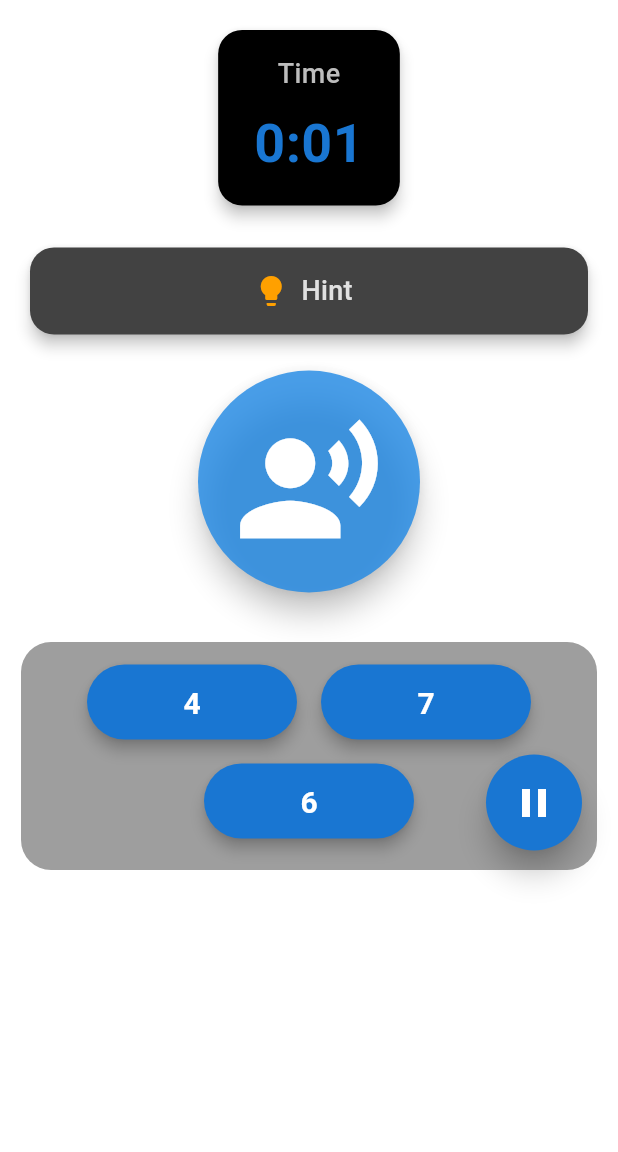
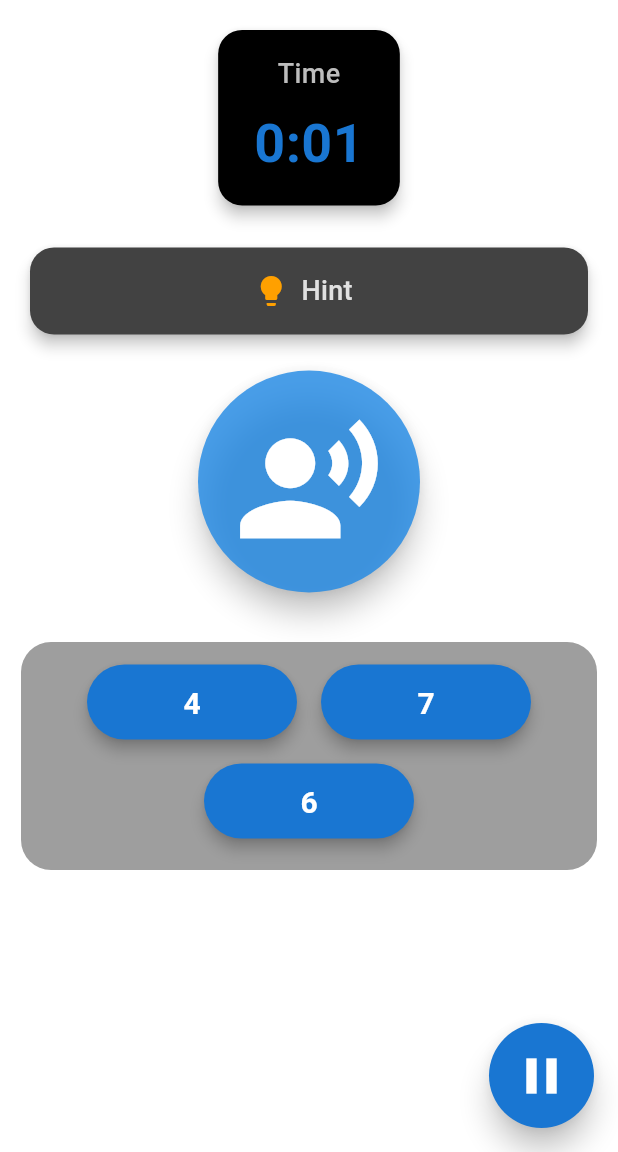
Before and after one commit to nzcv/QuickMath_Kids, a Flutter app: the screen it shows after launch, after a tap on "Start Oral Practice", on a phone screen of 412 x 824 dp, the part 84-1236 px from its top. Run offline on Flutter 3.47's test engine with Material 3 defaults, Android fonts, the phone set to English and light mode, and no system bars; drawn by our look-alikes of confetti; our stand-ins replace firebase_core, flutter_riverpod, flutter_secure_storage, flutter_tts, in_app_purchase, pdf and 2 more; accounts and stored records are empty.

Commit message:
bugs in practice screen, ui update on pause button

```diff
--- a/lib/screens/home_screen/home_page.dart
+++ b/lib/screens/home_screen/home_page.dart
@@ -338,7 +338,7 @@ class _StartScreenState extends ConsumerState<StartScreen> {
               ),
             ),
           Container(
-            margin: const EdgeInsets.symmetric(horizontal: 16.0),
+            // Removed margin to align with other ListTiles
             decoration: !billingService.isPremium
                 ? BoxDecoration(
                     border: Border.all(color: Colors.red, width: 2),
@@ -402,7 +402,7 @@ class _StartScreenState extends ConsumerState<StartScreen> {
               ),
             ),
           Container(
-            margin: const EdgeInsets.symmetric(horizontal: 16.0),
+            // Removed margin to align with other ListTiles
             decoration: !billingService.isPremium
                 ? BoxDecoration(
                     border: Border.all(color: Colors.red, width: 2),
@@ -445,7 +445,7 @@ class _StartScreenState extends ConsumerState<StartScreen> {
               ),
             ),
           Container(
-            margin: const EdgeInsets.symmetric(horizontal: 16.0),
+            // Removed margin to align with other ListTiles
             decoration: !billingService.isPremium
                 ? BoxDecoration(
                     border: Border.all(color: Colors.red, width: 2),
--- a/lib/screens/practice_screen/practice_screen.dart
+++ b/lib/screens/practice_screen/practice_screen.dart
@@ -11,7 +11,6 @@ import 'package:QuickMath_Kids/screens/practice_screen/helpers/answer_option_hel
 import 'package:QuickMath_Kids/screens/practice_screen/ui/hint_card.dart';
 import 'package:QuickMath_Kids/screens/practice_screen/ui/timer_card.dart';
 import 'package:QuickMath_Kids/screens/practice_screen/ui/answer_button.dart';
-import 'package:QuickMath_Kids/screens/practice_screen/ui/pause_button.dart';
 import 'package:QuickMath_Kids/wrong_answer_storing/wrong_answer_service.dart';
 
 class PracticeScreen extends StatefulWidget {
@@ -255,9 +254,35 @@ class _PracticeScreenState extends State<PracticeScreen>
     );
   }
 
+  Widget buildPauseButton(VoidCallback onPressed, BuildContext context) {
+    final theme = Theme.of(context);
+
+    return Container(
+      width: 70,
+      height: 70,
+      child: ElevatedButton(
+        onPressed: onPressed,
+        style: ElevatedButton.styleFrom(
+          backgroundColor: theme.brightness == Brightness.dark
+              ? Colors.blue[300]
+              : Colors.blue[700],
+          shape: const CircleBorder(),
+          padding: const EdgeInsets.all(12),
+          elevation: 8,
+        ),
+        child: Icon(
+          Icons.pause,
+          size: 40,
+          color: theme.brightness == Brightness.dark
+              ? Colors.black
+              : Colors.white,
+        ),
+      ),
+    );
+  }
+
   @override
   Widget build(BuildContext context) {
-
     int displayTime = widget.sessionTimeLimit != null
         ? (widget.sessionTimeLimit! - _quizTimer.secondsPassed)
         : _quizTimer.secondsPassed;
@@ -304,9 +329,9 @@ class _PracticeScreenState extends State<PracticeScreen>
           ),
         ],
       ),
-      body: Align(
-        alignment: Alignment.topCenter,
+      body: SafeArea(
         child: Stack(
+          fit: StackFit.expand, // Ensures the Stack fills the entire screen
           children: [
             confettiManager.buildCorrectConfetti(),
             FadeTransition(
@@ -372,9 +397,10 @@ class _PracticeScreenState extends State<PracticeScreen>
               ),
             ),
             Positioned(
-                child: buildPauseButton(_showPauseDialog, context),
-                bottom: 24,
-                right: 24),
+              bottom: 16, // Adjusted offset
+              right: 16,  // Adjusted offset
+              child: buildPauseButton(_showPauseDialog, context),
+            ),
           ],
         ),
       ),
--- a/lib/screens/practice_screen/ui/pause_button.dart
+++ /dev/null
@@ -1,24 +0,0 @@
-import 'package:flutter/material.dart';
-
-Widget buildPauseButton(VoidCallback onPressed, BuildContext context) {
-  final theme = Theme.of(context);
-
-  return ElevatedButton(
-    onPressed: onPressed,
-    style: ElevatedButton.styleFrom(
-      backgroundColor: theme.brightness == Brightness.dark
-          ? Colors.blue[300]
-          : Colors.blue[700],
-      shape: const CircleBorder(),
-      padding: const EdgeInsets.all(16),
-      elevation: 8,
-    ),
-    child: Icon(
-      Icons.pause,
-      size: 32,
-      color: theme.brightness == Brightness.dark
-          ? Colors.black
-          : Colors.white,
-    ),
-  );
-}
--- a/pubspec.yaml
+++ b/pubspec.yaml
@@ -2,7 +2,7 @@ name: QuickMath_Kids
 description: "A new Flutter project."
 publish_to: 'none'
 
-version: 3.0.1+8
+version: 3.0.2+9
 
 environment:
   sdk: ^3.5.2
@@ -24,7 +24,6 @@ dependencies:
   workmanager: ^0.5.2
   shared_preferences: ^2.5.1
   awesome_notifications: ^0.10.0
-  fl_chart: ^0.70.2
   in_app_purchase: ^3.2.1
   flutter_secure_storage: ^9.2.4
 
```
Also changed, not shown: pubspec.lock, 3 other files.
